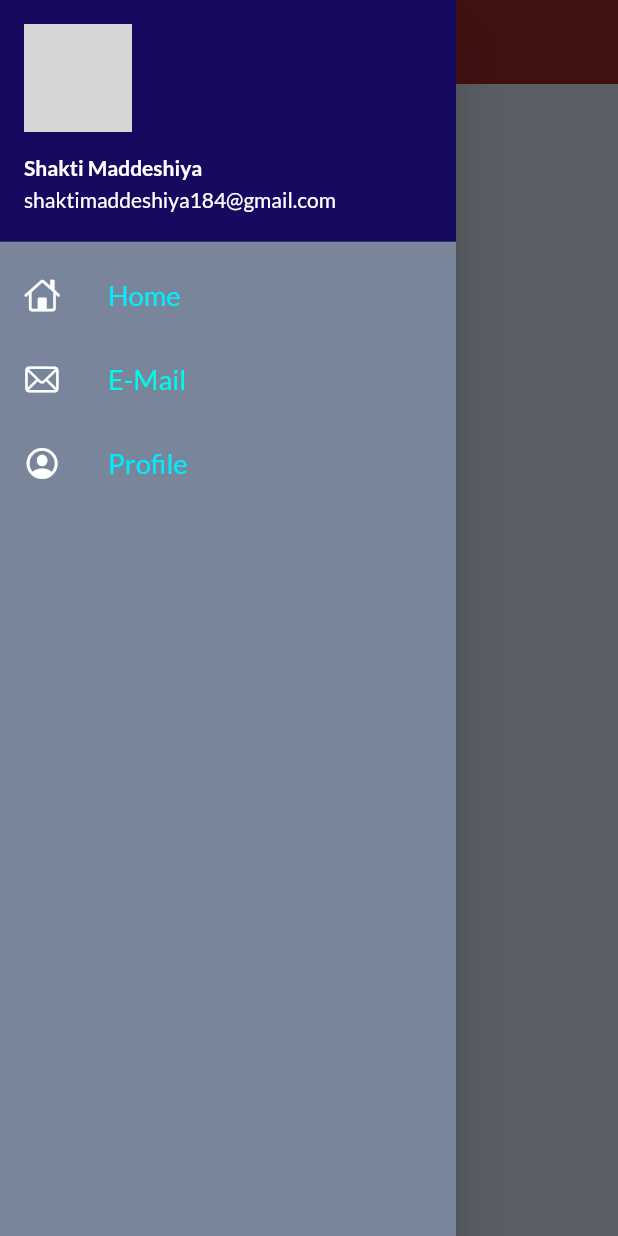
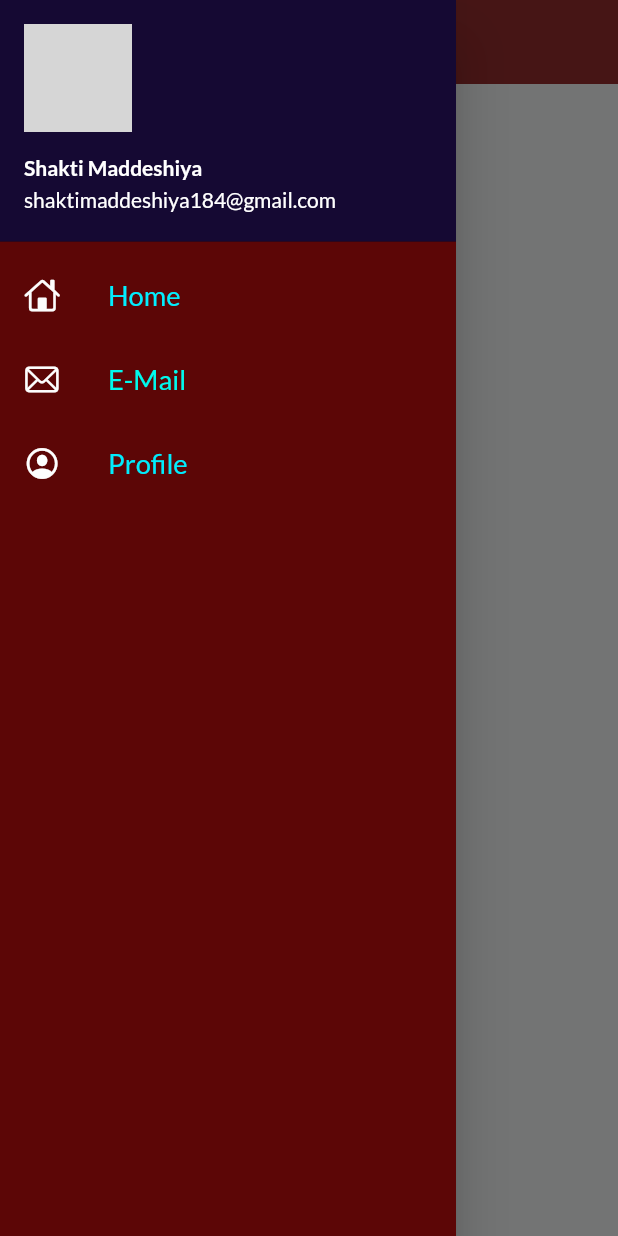
Before and after one commit to Shakti184/FlutterProject, a Flutter app: the screen it shows after launch, with the side drawer open, on a phone screen of 412 x 824 dp. Run offline on Flutter 3.47's test engine with Material 2 defaults, Android fonts, the phone set to English and light mode, and no system bars; our stand-ins replace google_fonts; network calls fail; grey boxes are pictures that could not be loaded.

Commit message:
day 9 completed

```diff
--- a/lib/pages/home_page.dart
+++ b/lib/pages/home_page.dart
@@ -9,7 +9,7 @@ class HomePage extends StatelessWidget {
       appBar: AppBar(
         title: Text("Catalog App"),
       ),
-      backgroundColor: Color.fromARGB(255, 197, 206, 221),
+      backgroundColor: Color.fromARGB(255, 251, 252, 252),
           body: Center(
             child: Container(
               //color: Color.fromARGB(255, 121, 133, 154),
--- a/lib/widgeds/drawer.dart
+++ b/lib/widgeds/drawer.dart
@@ -10,7 +10,7 @@ class Mydrawer extends StatelessWidget {
     final imageUrl="https://picfiles.alphacoders.com/176/thumb-1920-176163.png";
     return Drawer(
       child: Container(
-        color: Color.fromARGB(255, 121, 133, 154),
+        color: Color.fromARGB(254, 91, 5, 5),
         child: ListView(
           padding: EdgeInsets.zero,
           children: [
@@ -18,7 +18,7 @@ class Mydrawer extends StatelessWidget {
               padding: EdgeInsets.zero,
               child: UserAccountsDrawerHeader(
                 margin: EdgeInsets.zero,
-                decoration: BoxDecoration(color: Color.fromARGB(240, 16, 2, 92)),
+                decoration: BoxDecoration(color: Color.fromARGB(239, 16, 9, 54)),
                 accountName: Text("Shakti Maddeshiya",style: TextStyle(color: Colors.white,fontWeight: FontWeight.bold),),
                 accountEmail: Text("shaktimaddeshiya184@gmail.com",style: TextStyle(color: Colors.white),),
                 currentAccountPicture: CircleAvatar(backgroundImage: NetworkImage(imageUrl),
```
Also changed, not shown: lib/models/catalog.dart (+7 -7 lines).
